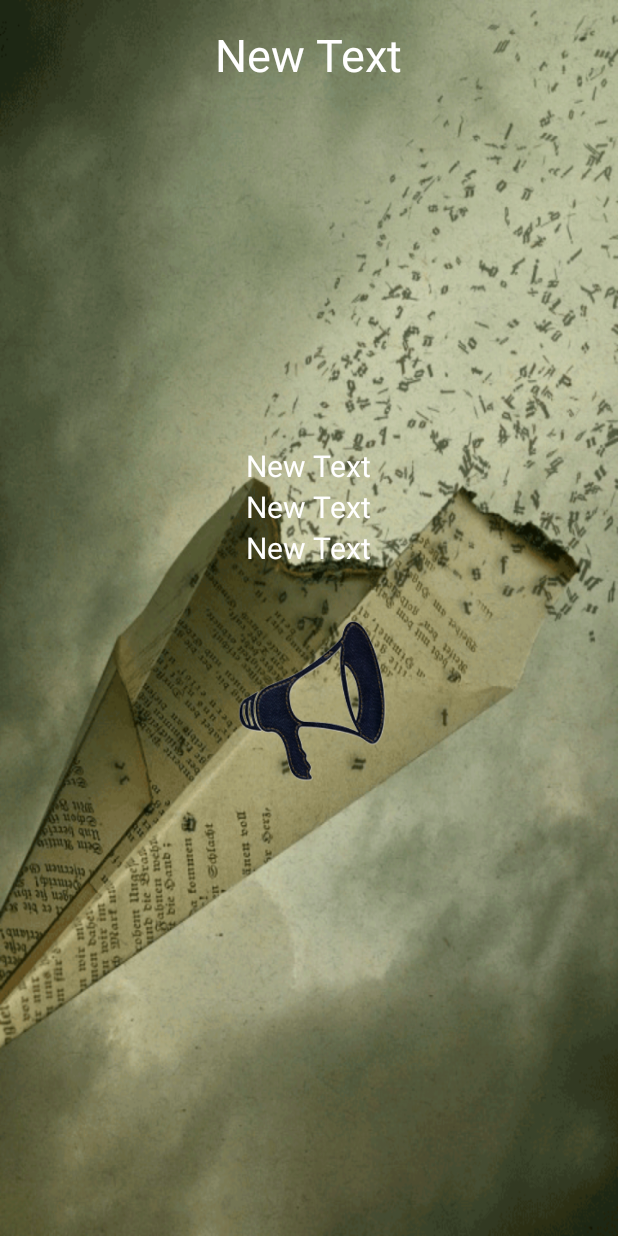
After one commit to masterUNG/China-Learning, an Android app: the DetailActivity screen opened directly, with no data from a screen before it, on a phone screen of 412 x 824 dp. The commit adds this screen. Run offline under Robolectric (Android 15) with nearby library versions, the phone set to English and light mode, and no system bars.

Commit message:
Intent and putExtra to Detail finish

```diff
--- a/app/src/main/AndroidManifest.xml
+++ b/app/src/main/AndroidManifest.xml
@@ -19,7 +19,8 @@
         </activity>
         <activity android:name=".Hub12Unit" />
         <activity android:name=".HubAllUnit" />
-        <activity android:name=".UnitListView"></activity>
+        <activity android:name=".UnitListView" />
+        <activity android:name=".DetailActivity"></activity>
     </application>
 
 </manifest>
--- /dev/null
+++ b/app/src/main/java/appewtc/masterung/chinalearning/DetailActivity.java
@@ -0,0 +1,13 @@
+package appewtc.masterung.chinalearning;
+
+import android.support.v7.app.AppCompatActivity;
+import android.os.Bundle;
+
+public class DetailActivity extends AppCompatActivity {
+
+    @Override
+    protected void onCreate(Bundle savedInstanceState) {
+        super.onCreate(savedInstanceState);
+        setContentView(R.layout.activity_detail);
+    }
+}
--- a/app/src/main/java/appewtc/masterung/chinalearning/UnitListView.java
+++ b/app/src/main/java/appewtc/masterung/chinalearning/UnitListView.java
@@ -1,9 +1,12 @@
 package appewtc.masterung.chinalearning;
 
+import android.content.Intent;
 import android.database.Cursor;
 import android.database.sqlite.SQLiteDatabase;
 import android.support.v7.app.AppCompatActivity;
 import android.os.Bundle;
+import android.view.View;
+import android.widget.AdapterView;
 import android.widget.Button;
 import android.widget.ListView;
 import android.widget.TextView;
@@ -41,13 +44,20 @@ public class UnitListView extends AppCompatActivity {
         Cursor cursor = sqLiteDatabase.rawQuery("SELECT * FROM learnTABLE WHERE Unit = " + "'" + unitString + "'" + " AND Level = " + "'" + levelString + "'" , null);
         cursor.moveToFirst();
 
-        String[] iconStrings = new String[cursor.getCount()];
-        String[] vocabularyStrings = new String[cursor.getCount()];
+        final String[] iconStrings = new String[cursor.getCount()];
+        final String[] vocabularyStrings = new String[cursor.getCount()];
+        final String[] readStrings = new String[cursor.getCount()];
+        final String[] meaningStrings = new String[cursor.getCount()];
+        final String[] soundStrings = new String[cursor.getCount()];
+
 
         for (int i=0;i<cursor.getCount();i++) {
 
             iconStrings[i] = cursor.getString(cursor.getColumnIndex(MyManage.column_Image));
             vocabularyStrings[i] = cursor.getString(cursor.getColumnIndex(MyManage.column_Vocabulary));
+            readStrings[i] = cursor.getString(cursor.getColumnIndex(MyManage.column_Read));
+            meaningStrings[i] = cursor.getString(cursor.getColumnIndex(MyManage.column_Meaning));
+            soundStrings[i] = cursor.getString(cursor.getColumnIndex(MyManage.column_Sound));
 
             cursor.moveToNext();
         }   //for
@@ -55,6 +65,22 @@ public class UnitListView extends AppCompatActivity {
 
         UnitAdapter unitAdapter = new UnitAdapter(UnitListView.this, iconStrings, vocabularyStrings);
         detailListView.setAdapter(unitAdapter);
+
+        detailListView.setOnItemClickListener(new AdapterView.OnItemClickListener() {
+            @Override
+            public void onItemClick(AdapterView<?> adapterView, View view, int i, long l) {
+
+                Intent intent = new Intent(UnitListView.this, DetailActivity.class);
+                intent.putExtra("Title", showTitle.getText().toString());
+                intent.putExtra("urlImage", iconStrings[i]);
+                intent.putExtra("Vocabulary", vocabularyStrings[i]);
+                intent.putExtra("Read", readStrings[i]);
+                intent.putExtra("Meaning", meaningStrings[i]);
+                intent.putExtra("urlSound", soundStrings[i]);
+                startActivity(intent);
+
+            }   // event
+        });
 
     }   // createListView
 
--- /dev/null
+++ b/app/src/main/res/layout/activity_detail.xml
@@ -0,0 +1,64 @@
+<?xml version="1.0" encoding="utf-8"?>
+<RelativeLayout xmlns:android="http://schemas.android.com/apk/res/android"
+    xmlns:tools="http://schemas.android.com/tools"
+    android:layout_width="match_parent"
+    android:layout_height="match_parent"
+    android:paddingBottom="@dimen/activity_vertical_margin"
+    android:paddingLeft="@dimen/activity_horizontal_margin"
+    android:paddingRight="@dimen/activity_horizontal_margin"
+    android:paddingTop="@dimen/activity_vertical_margin"
+    tools:context="appewtc.masterung.chinalearning.DetailActivity"
+    android:background="@drawable/bg10">
+
+    <LinearLayout
+        android:orientation="vertical"
+        android:layout_width="match_parent"
+        android:layout_height="match_parent"
+        android:gravity="center_horizontal">
+
+        <TextView
+            android:layout_width="wrap_content"
+            android:layout_height="wrap_content"
+            android:text="New Text"
+            android:id="@+id/textView7"
+            android:textSize="@dimen/h1"
+            android:textColor="@color/text" />
+
+        <ImageView
+            android:layout_width="@dimen/image"
+            android:layout_height="@dimen/image"
+            android:id="@+id/imageView2"
+            android:layout_margin="20dp" />
+
+        <TextView
+            android:layout_width="wrap_content"
+            android:layout_height="wrap_content"
+            android:text="New Text"
+            android:id="@+id/textView8"
+            android:textSize="@dimen/h2"
+            android:textColor="@color/text" />
+
+        <TextView
+            android:layout_width="wrap_content"
+            android:layout_height="wrap_content"
+            android:text="New Text"
+            android:id="@+id/textView9"
+            android:textSize="@dimen/h2"
+            android:textColor="@color/text" />
+
+        <TextView
+            android:layout_width="wrap_content"
+            android:layout_height="wrap_content"
+            android:text="New Text"
+            android:id="@+id/textView10"
+            android:textSize="@dimen/h2"
+            android:textColor="@color/text" />
+
+        <ImageView
+            android:layout_width="120dp"
+            android:layout_height="120dp"
+            android:id="@+id/imageView3"
+            android:src="@drawable/speaker"
+            android:layout_margin="30dp" />
+    </LinearLayout>
+</RelativeLayout>
```
Also changed, not shown: app/src/main/res/drawable/speaker.png (added).
